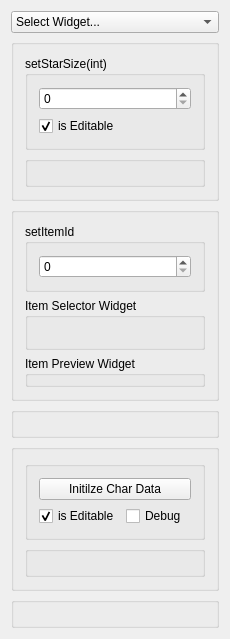
First picture: the form in FF7tk/mainwindow.ui, repository sithlord48/ff7tk, before the edit.
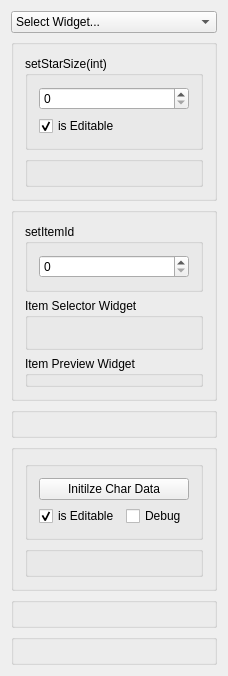
Second picture: the form after the edit.

Commit message: ItemList Widget hacked into black chocobo FF7Save: new Functions, QList<quint16> items(int s) and setItems(int s,QList<quint16> items) ItemSelector: new int id() function to return currently shown id .

```diff
--- a/FF7tk/mainwindow.ui
+++ b/FF7tk/mainwindow.ui
@@ -6,8 +6,8 @@
    <rect>
     <x>0</x>
     <y>0</y>
-    <width>230</width>
-    <height>19</height>
+    <width>228</width>
+    <height>23</height>
    </rect>
   </property>
   <property name="sizePolicy">
@@ -227,6 +227,13 @@
       </property>
      </widget>
     </item>
+    <item>
+     <widget class="QGroupBox" name="item_list_box">
+      <property name="title">
+       <string/>
+      </property>
+     </widget>
+    </item>
    </layout>
   </widget>
  </widget>
```
Left out of the diff: 5 changed lines with no effect on the pictures. The commit also changes 9 other files.
